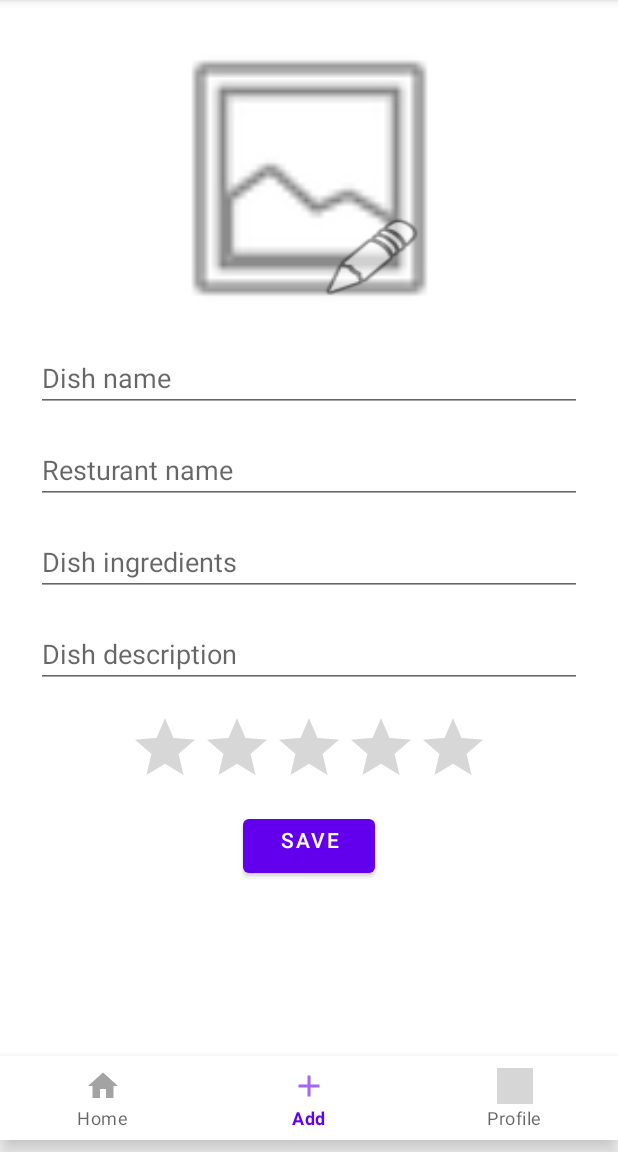
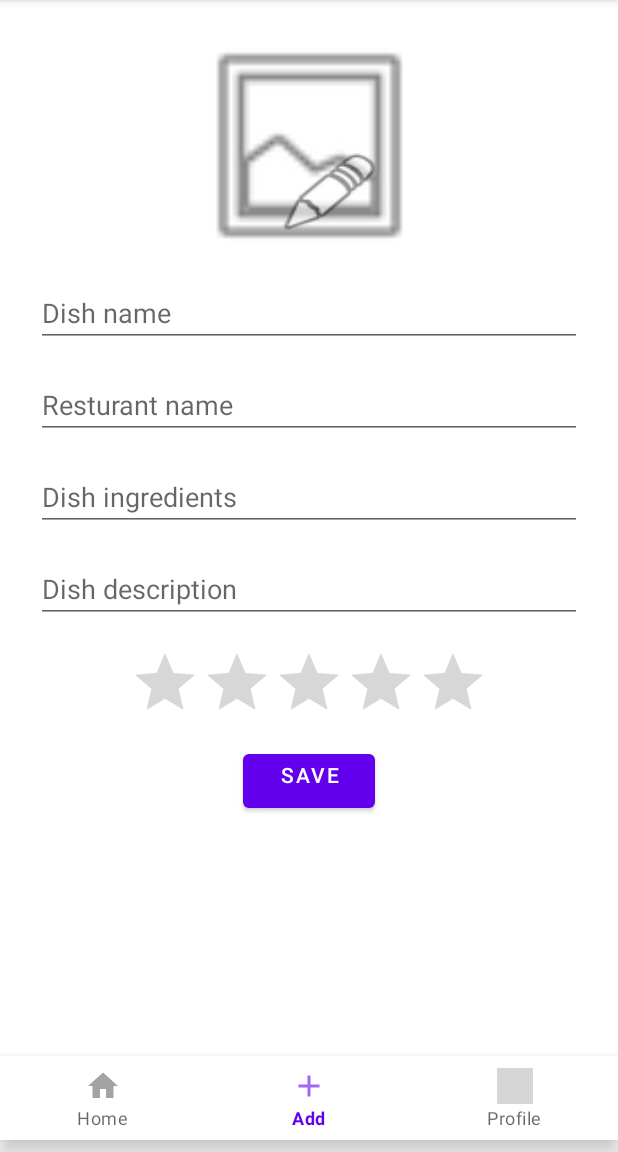
Before and after one commit to adiHahamov/RatEat, an Android app: the screen it shows after launch (AppMainActivity), item 2 of the bottom bar chosen, on a phone screen of 412 x 824 dp, the part 84-1236 px from its top. Run offline under Robolectric (Android 15) with nearby library versions, the phone set to English and light mode, and no system bars; our stand-ins replace navigation-ui; grey boxes are pictures that could not be loaded.

Commit message:
Add user and display starts from db

```diff
--- a/app/src/main/java/com/adiandnoy/RatEat/Fragments/AddDishFragment.java
+++ b/app/src/main/java/com/adiandnoy/RatEat/Fragments/AddDishFragment.java
@@ -5,13 +5,13 @@ import android.graphics.Bitmap;
 import android.graphics.drawable.BitmapDrawable;
 import android.os.Bundle;
 import android.provider.MediaStore;
-import android.renderscript.ScriptGroup;
 import android.view.LayoutInflater;
 import android.view.View;
 import android.view.ViewGroup;
 import android.widget.Button;
 import android.widget.ImageButton;
 import android.widget.ImageView;
+import android.widget.RatingBar;
 
 import androidx.fragment.app.Fragment;
 import androidx.navigation.Navigation;
@@ -33,6 +33,7 @@ public class AddDishFragment extends Fragment {
     TextInputEditText ingredient;
     ImageButton editImage;
     ImageView dishImage;
+    RatingBar dishStars;
 
     @Override
     public View onCreateView(LayoutInflater inflater, ViewGroup container,
@@ -46,6 +47,7 @@ public class AddDishFragment extends Fragment {
         ingredient =  view.findViewById(R.id.input_dish_ingredient);
         editImage =  view.findViewById(R.id.editImageAddDishFragment);
         dishImage = view.findViewById(R.id.import_image_add_dish_fragment);
+        dishStars = view.findViewById(R.id.dishRatingBar);
 
         editImage.setOnClickListener(new View.OnClickListener() {
             @Override
@@ -64,6 +66,7 @@ public class AddDishFragment extends Fragment {
                 dish.setDishDescription(description.getText().toString());
                 dish.setResturantName(resturant.getText().toString());
                 dish.setIngredients(ingredient.getText().toString());
+                dish.setStars(dishStars.getRating());
 
                 //Save the image
                 BitmapDrawable drawable = (BitmapDrawable)dishImage.getDrawable();
@@ -79,6 +82,8 @@ public class AddDishFragment extends Fragment {
                                 @Override
                                 public void onComplete() {
 //                                    Navigation.findNavController(addDish)
+//                                    Navigation.findNavController(view).navigate(R.id.action_registerFragment_to_studentListFragment);
+
                                 }
                             });
                         }
--- a/app/src/main/java/com/adiandnoy/RatEat/adapters/DishViewHolder.java
+++ b/app/src/main/java/com/adiandnoy/RatEat/adapters/DishViewHolder.java
@@ -2,6 +2,7 @@ package com.adiandnoy.RatEat.adapters;
 
 import android.view.View;
 import android.widget.ImageView;
+import android.widget.RatingBar;
 import android.widget.TextView;
 
 import androidx.annotation.NonNull;
@@ -15,12 +16,14 @@ public class DishViewHolder extends RecyclerView.ViewHolder{
     public DishAdapter.OnItemClickListener listener;
     TextView dishName = itemView.findViewById(R.id.dishNameLisrRow);;
     ImageView dishImage = itemView.findViewById(R.id.listrow_image);
+    RatingBar ratingBar;
     int position;
 
     public DishViewHolder(@NonNull View itemView) {
         super(itemView);
         dishName = itemView.findViewById(R.id.dishNameLisrRow);
         dishImage = itemView.findViewById(R.id.listrow_image);
+        ratingBar = itemView.findViewById(R.id.viewDishRatingBar);
 
         itemView.setOnClickListener(new View.OnClickListener() {
             @Override
@@ -37,6 +40,9 @@ public class DishViewHolder extends RecyclerView.ViewHolder{
         if (dish.getImageUrl() != null){
             Picasso.get().load(dish.getImageUrl()).into(dishImage);
         }
+        if (dish.getStars() != null) {
+            ratingBar.setRating(dish.getStars());
+        }
         this.position = position;
     }
 }
--- a/app/src/main/java/com/adiandnoy/RatEat/model/Model.java
+++ b/app/src/main/java/com/adiandnoy/RatEat/model/Model.java
@@ -54,7 +54,7 @@ public class Model {
         void onComplete();
     }
 
-    public void addUser(final User user,AddUserListener listener){
+    public void addUser(final User user, AddUserListener listener){
         modelFirebase.addUser(user,listener);
     };
 
--- a/app/src/main/res/layout/fragment_add_dish.xml
+++ b/app/src/main/res/layout/fragment_add_dish.xml
@@ -11,8 +11,8 @@
 
     <ImageView
         android:id="@+id/import_image_add_dish_fragment"
-        android:layout_width="235dp"
-        android:layout_height="205dp"
+        android:layout_width="179dp"
+        android:layout_height="162dp"
         android:layout_marginTop="16dp"
         android:layout_marginBottom="8dp"
         android:src="@android:drawable/ic_menu_gallery"
@@ -100,7 +100,7 @@
         app:layout_constraintEnd_toEndOf="parent"
         app:layout_constraintHorizontal_bias="1.0"
         app:layout_constraintStart_toStartOf="parent"
-        app:layout_constraintTop_toBottomOf="@+id/userRatingBar"
+        app:layout_constraintTop_toBottomOf="@+id/dishRatingBar"
         app:layout_constraintVertical_bias="0.0" />
 
     <ImageButton
@@ -116,7 +116,7 @@
         app:layout_constraintEnd_toEndOf="@+id/import_image_add_dish_fragment" />
 
     <RatingBar
-        android:id="@+id/userRatingBar"
+        android:id="@+id/dishRatingBar"
         android:layout_width="wrap_content"
         android:layout_height="wrap_content"
         android:layout_marginStart="162dp"
--- a/app/src/main/res/layout/list_row.xml
+++ b/app/src/main/res/layout/list_row.xml
@@ -24,7 +24,7 @@
         android:layout_height="242dp"
         android:layout_marginTop="8dp"
         android:layout_marginBottom="8dp"
-        app:layout_constraintBottom_toTopOf="@+id/ratingBar"
+        app:layout_constraintBottom_toTopOf="@+id/viewDishRatingBar"
         app:layout_constraintEnd_toEndOf="parent"
         app:layout_constraintHorizontal_bias="0.496"
         app:layout_constraintStart_toStartOf="parent"
@@ -32,7 +32,7 @@
         app:srcCompat="@drawable/ic_launcher_foreground" />
 
     <RatingBar
-        android:id="@+id/ratingBar"
+        android:id="@+id/viewDishRatingBar"
         android:layout_width="wrap_content"
         android:layout_height="wrap_content"
         android:layout_marginStart="8dp"
```
Also changed, not shown: app/src/main/java/com/adiandnoy/RatEat/Fragments/RegisterFragment.java (+61 -3 lines).
